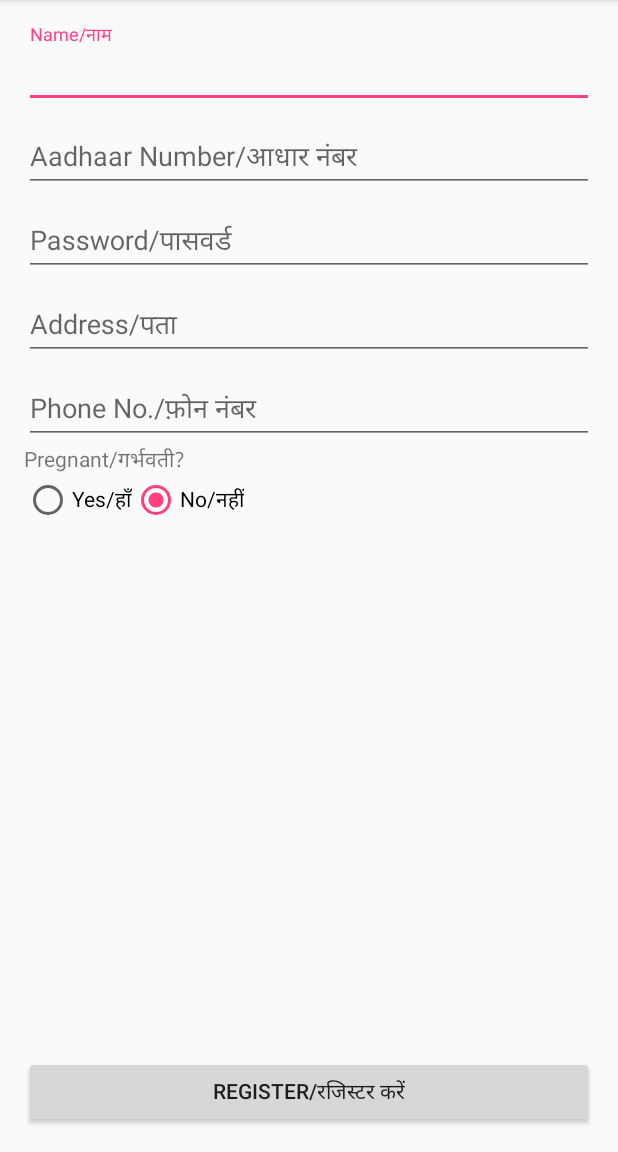
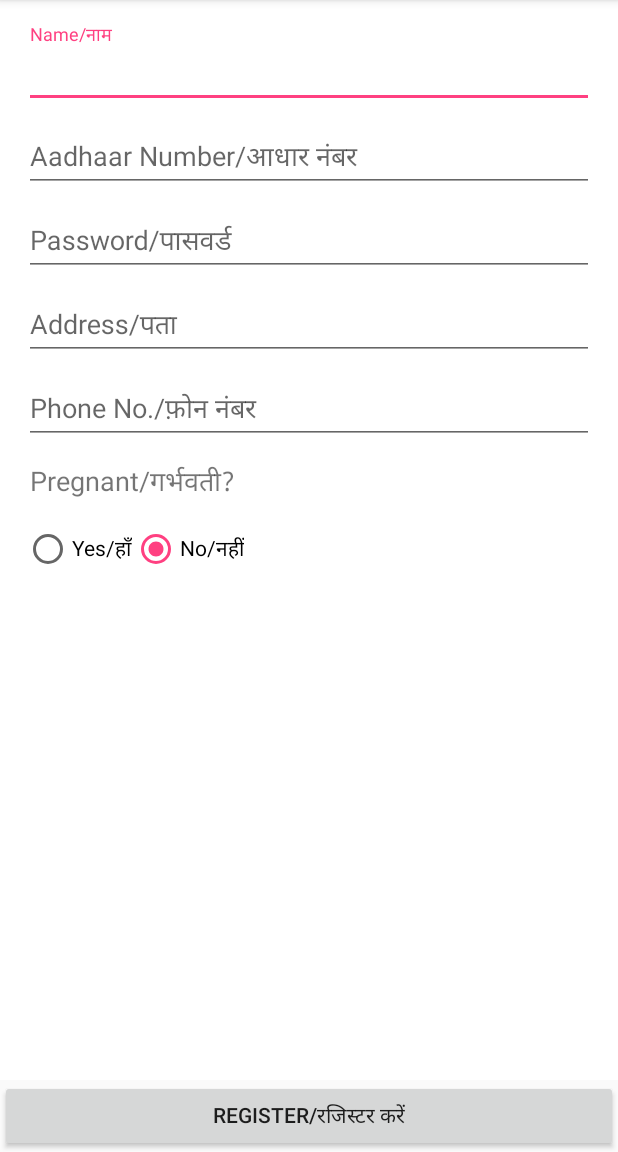
Before and after one commit to hareshkh/Aasha, an Android app: the fragment SignUpFragment shown on its own in the app's theme, on a phone screen of 412 x 824 dp, the part 84-1236 px from its top. Run offline under Robolectric (Android 15) with nearby library versions, the phone set to English and light mode, and no system bars.

```diff
--- a/app/src/main/java/com/iitr/cfd/aasha/fragments/SignUpFragment.java
+++ b/app/src/main/java/com/iitr/cfd/aasha/fragments/SignUpFragment.java
@@ -7,6 +7,7 @@ import android.content.Intent;
 import android.os.Bundle;
 import android.support.annotation.Nullable;
 import android.support.v4.app.Fragment;
+import android.util.Log;
 import android.view.LayoutInflater;
 import android.view.View;
 import android.view.ViewGroup;
@@ -15,6 +16,7 @@ import android.widget.DatePicker;
 import android.widget.EditText;
 import android.widget.RadioButton;
 import android.widget.RadioGroup;
+import android.widget.TextView;
 import android.widget.Toast;
 
 import com.iitr.cfd.aasha.R;
@@ -43,8 +45,8 @@ public class SignUpFragment extends Fragment {
     RadioGroup isPregnant;
     RadioButton yesButton;
     RadioButton noButton;
-    EditText dueDate;
-    EditText conceiveDate;
+    TextView dueDate;
+    TextView conceiveDate;
     Button registerButton;
 
     String nameString, passwordString, addressString, contactString, conceiveDateString, dueDateString;
@@ -84,8 +86,8 @@ public class SignUpFragment extends Fragment {
         isPregnant = (RadioGroup) view.findViewById(R.id.radio_group_signup);
         yesButton = (RadioButton) view.findViewById(R.id.yes_radio_button);
         noButton = (RadioButton) view.findViewById(R.id.no_radio_button);
-        dueDate = (EditText) view.findViewById(R.id.input_duedate_signup);
-        conceiveDate = (EditText) view.findViewById(R.id.input_conceivedate_signup);
+        dueDate = (TextView) view.findViewById(R.id.input_duedate_signup);
+        conceiveDate = (TextView) view.findViewById(R.id.input_conceivedate_signup);
         registerButton = (Button) view.findViewById(R.id.register_button_signup);
 
         dueDate.setVisibility(View.GONE);
@@ -117,7 +119,7 @@ public class SignUpFragment extends Fragment {
 
                 String format = "yyyy-MM-dd"; //In which you need put here
                 SimpleDateFormat sdf = new SimpleDateFormat(format, Locale.ENGLISH);
-                dueDate.setText(sdf.format(calendar.getTime()));
+                dueDate.setText(getString(R.string.hint_duedate_signup) + "\n" + sdf.format(calendar.getTime()));
             }
         };
         final DatePickerDialog.OnDateSetListener conceiveDateDialog = new DatePickerDialog.OnDateSetListener() {
@@ -129,7 +131,7 @@ public class SignUpFragment extends Fragment {
 
                 String format = "yyyy-MM-dd"; //In which you need put here
                 SimpleDateFormat sdf = new SimpleDateFormat(format, Locale.ENGLISH);
-                conceiveDate.setText(sdf.format(calendar.getTime()));
+                conceiveDate.setText(getString(R.string.hint_conceivedate_signup) + "\n" + sdf.format(calendar.getTime()));
             }
         };
 
@@ -174,6 +176,7 @@ public class SignUpFragment extends Fragment {
 
                                 @Override
                                 public void onFailure(Call<PatientModel> call, Throwable t) {
+                                    Log.d("RETRO", t.getMessage());
                                     Toast.makeText(getContext(), "Try again.", Toast.LENGTH_SHORT).show();
                                     progressDialog.dismiss();
                                 }
@@ -187,7 +190,7 @@ public class SignUpFragment extends Fragment {
 
     private void extractData() {
         nameString = name.getText().toString();
-        uidNumber = Long.parseLong(uid.getText().toString());
+        uidNumber = (uid.getText().toString().equals("")) ? 0 : Long.parseLong(uid.getText().toString());
         passwordString = "";
         if (!password.getText().toString().equals("")) {
             try {
--- a/app/src/main/java/com/iitr/cfd/aasha/models/PatientModel.java
+++ b/app/src/main/java/com/iitr/cfd/aasha/models/PatientModel.java
@@ -5,7 +5,7 @@ import com.google.gson.annotations.SerializedName;
 public class PatientModel {
 
     private int id;
-    private int uid;
+    private long uid;
     private String name;
     private String password;
     private String photo;
@@ -40,11 +40,11 @@ public class PatientModel {
         return id;
     }
 
-    public int getUid() {
+    public long getUid() {
         return uid;
     }
 
-    public void setUid(int uid) {
+    public void setUid(long uid) {
         this.uid = uid;
     }
 
--- a/app/src/main/res/layout/fragment_signup.xml
+++ b/app/src/main/res/layout/fragment_signup.xml
@@ -1,8 +1,20 @@
 <?xml version="1.0" encoding="utf-8"?>
 <RelativeLayout xmlns:android="http://schemas.android.com/apk/res/android"
+    android:layout_width="match_parent"
+    android:layout_height="match_parent">
+
+    <ScrollView
+        android:layout_width="match_parent"
+        android:layout_height="match_parent"
+        android:layout_above="@+id/register_button_signup"
+        android:background="#FFFFFF"
+        android:clickable="true">
+
+        <RelativeLayout
             android:id="@+id/signup_details"
             android:layout_width="match_parent"
-    android:layout_height="match_parent"
+            android:layout_height="wrap_content"
+            android:background="#FFFFFF"
             android:paddingBottom="@dimen/activity_vertical_margin"
             android:paddingLeft="@dimen/activity_horizontal_margin"
             android:paddingRight="@dimen/activity_horizontal_margin"
@@ -88,14 +100,20 @@
                 android:layout_width="wrap_content"
                 android:layout_height="wrap_content"
                 android:layout_below="@id/input_layout_phone_signup"
-        android:text="@string/is_pregnant" />
+                android:layout_marginTop="8dp"
+                android:padding="4dp"
+                android:text="@string/is_pregnant"
+                android:textSize="18sp" />
 
             <RadioGroup
                 android:id="@+id/radio_group_signup"
                 android:layout_width="wrap_content"
                 android:layout_height="wrap_content"
                 android:layout_below="@id/pregnant_text_signup"
-        android:orientation="horizontal">
+                android:layout_marginTop="5dp"
+                android:orientation="horizontal"
+                android:paddingBottom="5dp"
+                android:paddingTop="5dp">
 
                 <RadioButton
                     android:id="@+id/yes_radio_button"
@@ -111,43 +129,33 @@
                     android:text="@string/no" />
             </RadioGroup>
 
-    <android.support.design.widget.TextInputLayout
-        android:id="@+id/input_layout_conceivedate_signup"
-        android:layout_width="match_parent"
-        android:layout_height="wrap_content"
-        android:layout_below="@id/radio_group_signup">
-
-        <EditText
+            <TextView
                 android:id="@+id/input_conceivedate_signup"
                 android:layout_width="match_parent"
                 android:layout_height="wrap_content"
+                android:layout_below="@+id/radio_group_signup"
+                android:layout_marginTop="10dp"
                 android:hint="@string/hint_conceivedate_signup"
-            android:inputType="date" />
+                android:padding="4dp"
+                android:textSize="18sp" />
 
-    </android.support.design.widget.TextInputLayout>
-
-    <android.support.design.widget.TextInputLayout
-        android:id="@+id/input_layout_duedate_signup"
-        android:layout_width="match_parent"
-        android:layout_height="wrap_content"
-        android:layout_alignParentStart="true"
-        android:layout_below="@+id/input_layout_conceivedate_signup">
-
-        <EditText
+            <TextView
                 android:id="@+id/input_duedate_signup"
                 android:layout_width="match_parent"
                 android:layout_height="wrap_content"
+                android:layout_below="@+id/input_conceivedate_signup"
+                android:layout_marginTop="18dp"
                 android:hint="@string/hint_duedate_signup"
-            android:inputType="date" />
+                android:padding="4dp"
+                android:textSize="18sp" />
+        </RelativeLayout>
 
-    </android.support.design.widget.TextInputLayout>
+    </ScrollView>
 
     <Button
         android:id="@+id/register_button_signup"
         android:layout_width="match_parent"
         android:layout_height="wrap_content"
         android:layout_alignParentBottom="true"
-        android:layout_centerHorizontal="true"
         android:text="@string/register_button_text" />
-
 </RelativeLayout>
```
Also changed, not shown: app/src/main/java/com/iitr/cfd/aasha/activities/LoginActivity.java (+17 -1 lines), app/src/main/res/layout/activity_login.xml (+14 -7 lines). Lines whose indentation alone changed are shown as unchanged.
